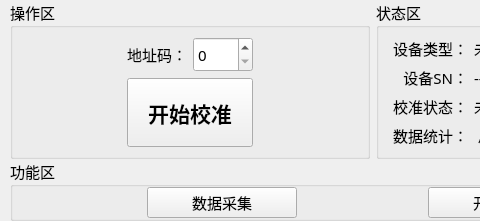
The window that PDU-CalibrateTool/home/home_workwid.ui (ChinaClever/PDU-CalibrateTool) describes before a commit, drawn with Qt 5; both pictures show x 0 to 480 and y 0 to 221 of the 1006 by 221 pixel window.
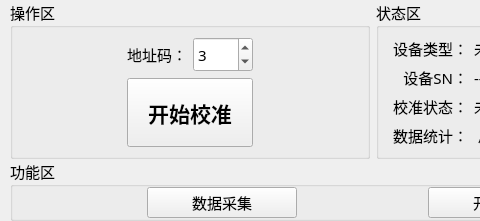
The same window after the commit.

Patch:
```diff
--- a/PDU-CalibrateTool/home/home_workwid.ui
+++ b/PDU-CalibrateTool/home/home_workwid.ui
@@ -145,6 +145,12 @@
           <height>35</height>
          </size>
         </property>
+        <property name="maximum">
+         <number>5</number>
+        </property>
+        <property name="value">
+         <number>3</number>
+        </property>
        </widget>
       </item>
       <item row="0" column="0">
```
